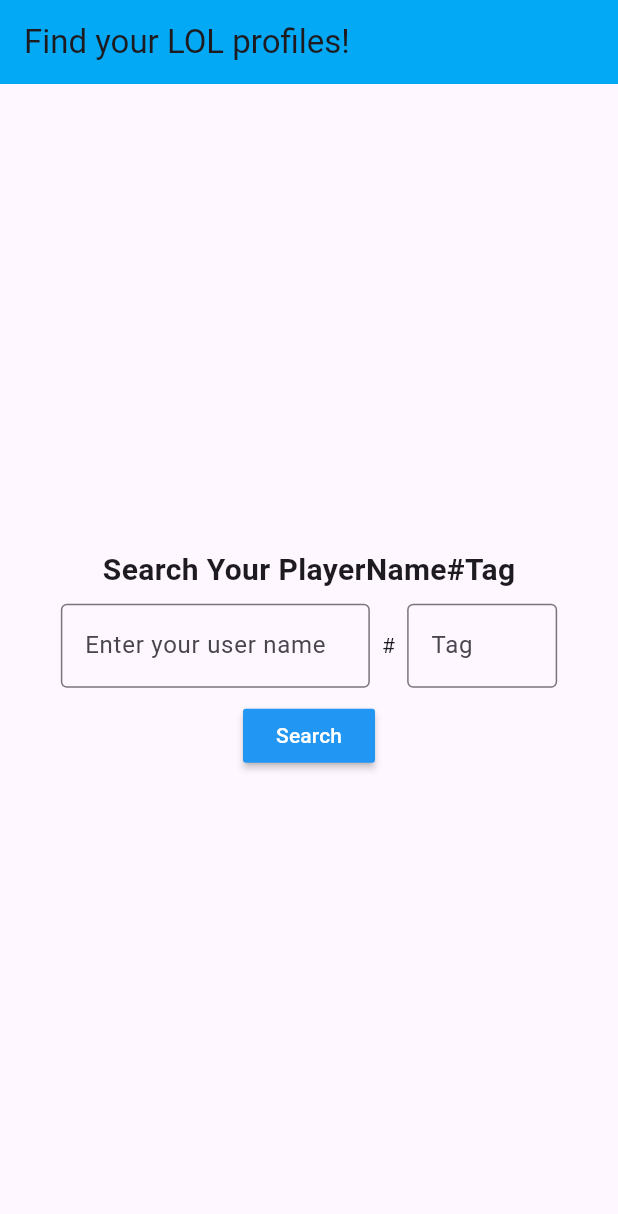
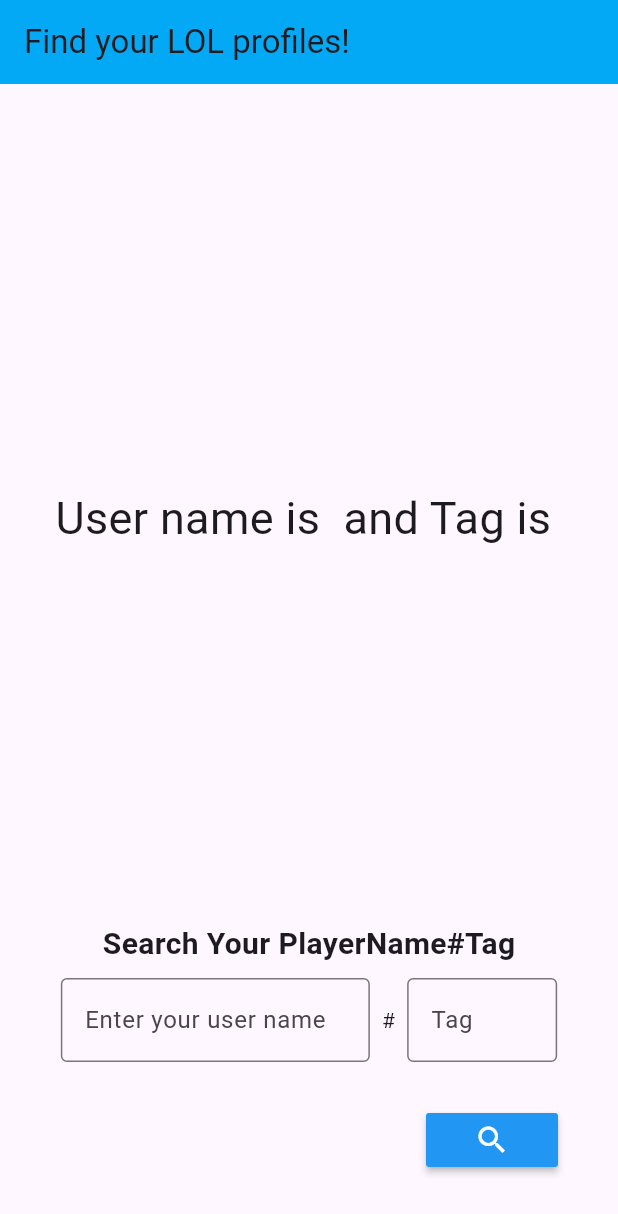
Before and after one commit to Yohan678/LOLFinder, a Flutter app: the screen it shows after launch, on a phone screen of 412 x 824 dp. Shown: the top 1214 px of the screen. Run offline on Flutter 3.47's test engine with Material 3 defaults, Android fonts, the light colour scheme and no system bars.

Commit message:
TextField

```diff
--- a/lib/main.dart
+++ b/lib/main.dart
@@ -1,4 +1,3 @@
-import 'package:flutter/foundation.dart';
 import 'package:flutter/material.dart';
 
 void main() {
@@ -13,17 +12,21 @@
 }
 
 class _MyAppState extends State<MyApp> {
+
+  //use this controller to get what user typed
+    final _nameTextController = TextEditingController(); //UN = UserName
+    final _tagTextController = TextEditingController(); //UT = UserTag
+
+    //Store user input into variables
+    String userName = '';
+    String userTag = '';
+
   @override
   Widget build(BuildContext context) {
 
     final Size screenSize = MediaQuery.of(context).size;
     final double screenWidth = screenSize.width;
 
-    //use this controller to get what user typed
-    final _textController = TextEditingController();
-
-    String userName;
-    String userTag;
 
     return MaterialApp(
       home: Scaffold(
@@ -35,8 +38,24 @@
         body: Padding(
           padding: const EdgeInsets.all(20.0),
           child: Column(
+            crossAxisAlignment: CrossAxisAlignment.end,
             mainAxisAlignment: MainAxisAlignment.center,
             children: [
+
+              // === Text Display Example ===
+
+              Expanded(
+                child: Center(
+                  child: Text(
+                    'User name is $userName and Tag is $userTag',
+                    style: TextStyle(
+                      fontSize: 30
+                    )
+                  )
+                )
+              ),
+
+              // === Title Display ===
               Container(
                 alignment: Alignment.center,
                 child: Text("Search Your PlayerName#Tag", style: TextStyle(
@@ -48,12 +67,15 @@
               Row(
                 mainAxisAlignment: MainAxisAlignment.center,
                 children: [
+
+                  // === Username Text Input ===
                   Padding(
                     padding: const EdgeInsets.all(8.0),
                     child: SizedBox(
                       width: screenWidth / 2,
                       child: TextField(
-                        controller: _textController,
+                        autocorrect: false,
+                        controller: _nameTextController,
                           decoration: InputDecoration(
                             border: OutlineInputBorder(),
                             hintText: 'Enter your user name',
@@ -63,13 +85,18 @@
                     ),
                   ),
 
+
                   Text("#"),
 
+
+                  // === Tag TextInput ====
                   Padding(
                     padding: const EdgeInsets.all(8.0),
                     child: SizedBox(
                       width: 100,
                       child: TextField(
+                        autocorrect: false,
+                        controller: _tagTextController,
                         decoration: InputDecoration(
                           border: OutlineInputBorder(),
                           hintText: 'Tag',
@@ -79,10 +106,24 @@
                   )
                 ],
               ),
-              MaterialButton(
-                onPressed: () {},
-                color: Colors.blue,
-                child: Text('Search', style: TextStyle(color: Colors.white))
+
+              // === Search Button ===
+              Padding(
+                padding: const EdgeInsets.all(20.0),
+                child: MaterialButton(
+                  onPressed: () {
+                    //update our string variable to get the new user input
+                      setState(() {
+                        userName = _nameTextController.text;
+                        userTag = _tagTextController.text;
+                      });
+                  },
+                  color: Colors.blue,
+                  child: Icon(
+                    Icons.search,
+                    color: Colors.white,
+                  )
+                ),
               )
             ],
           ),
```
